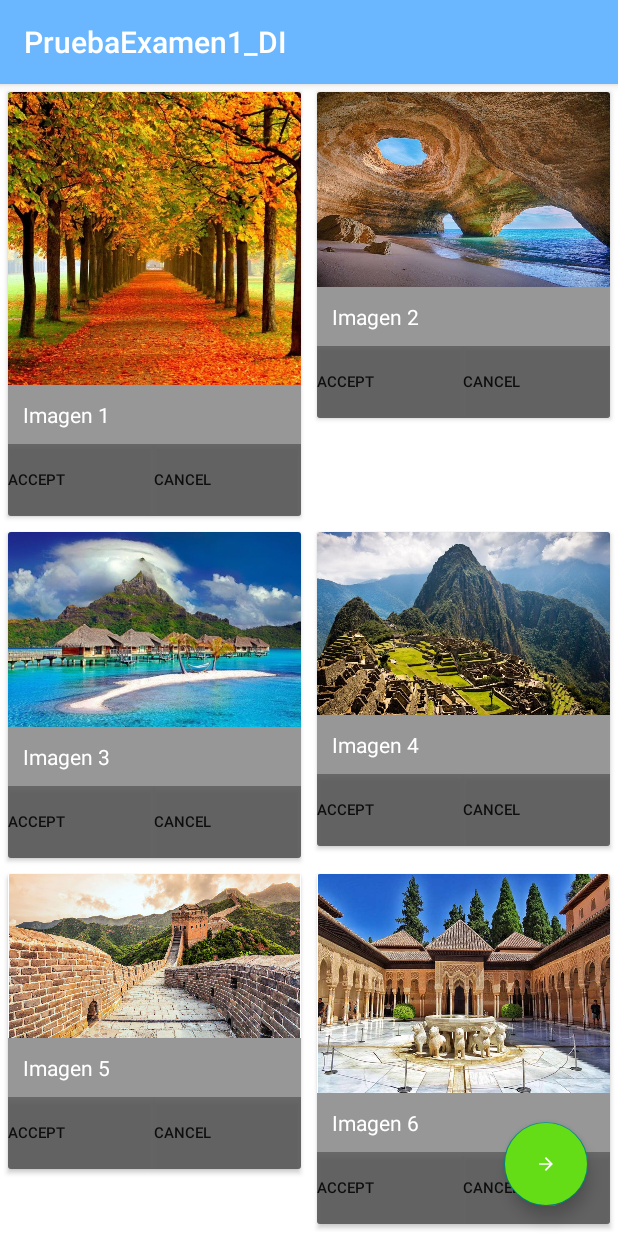
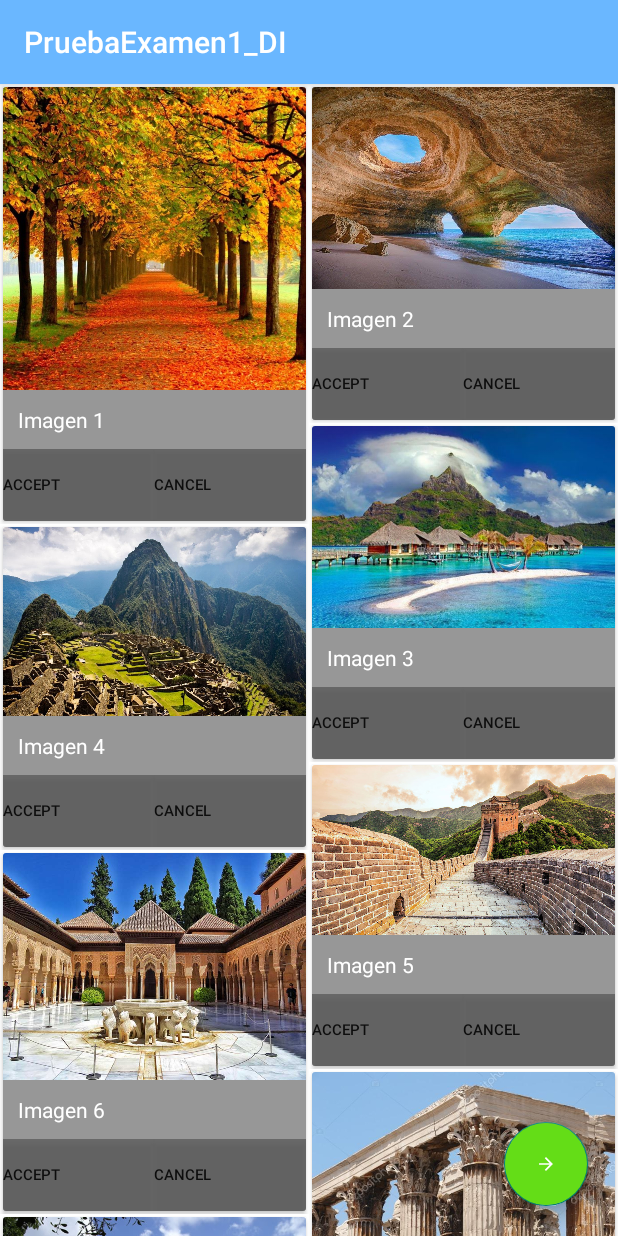
Before and after one commit to JulenR14/DI, an Android app: the screen it shows after launch (MainActivity), on a phone screen of 412 x 824 dp. Run offline under Robolectric (Android 15) with nearby library versions, the phone set to English and light mode, and no system bars.

Commit message:
nada importante

```diff
--- a/Actividades-Resueltas/PruebaExamen1_DI/app/src/main/java/com/example/pruebaexamen1_di/MainActivity.java
+++ b/Actividades-Resueltas/PruebaExamen1_DI/app/src/main/java/com/example/pruebaexamen1_di/MainActivity.java
@@ -4,6 +4,7 @@ import androidx.appcompat.app.AppCompatActivity;
 import androidx.recyclerview.widget.GridLayoutManager;
 import androidx.recyclerview.widget.LinearLayoutManager;
 import androidx.recyclerview.widget.RecyclerView;
+import androidx.recyclerview.widget.StaggeredGridLayoutManager;
 
 import android.os.Bundle;
 import android.widget.Toolbar;
@@ -34,7 +35,7 @@ public class MainActivity extends AppCompatActivity {
 
         FloatingActionButton fabgo = findViewById(R.id.fabgo);
         RecyclerView recyclerView = findViewById(R.id.recyclerView);
-        recyclerView.setLayoutManager(new GridLayoutManager(this, 2));
+        recyclerView.setLayoutManager(new StaggeredGridLayoutManager(2, StaggeredGridLayoutManager.VERTICAL));
 
         CardAdapter adaptador = new CardAdapter(datos);
 
--- a/Actividades-Resueltas/PruebaExamen1_DI/app/src/main/res/layout/item_recyclerview.xml
+++ b/Actividades-Resueltas/PruebaExamen1_DI/app/src/main/res/layout/item_recyclerview.xml
@@ -7,7 +7,7 @@
         android:layout_width="wrap_content"
         android:layout_height="wrap_content"
         android:layout_weight="1"
-        android:layout_margin="5dp">
+        android:layout_margin="2dp">
 
 
         <LinearLayout
```
